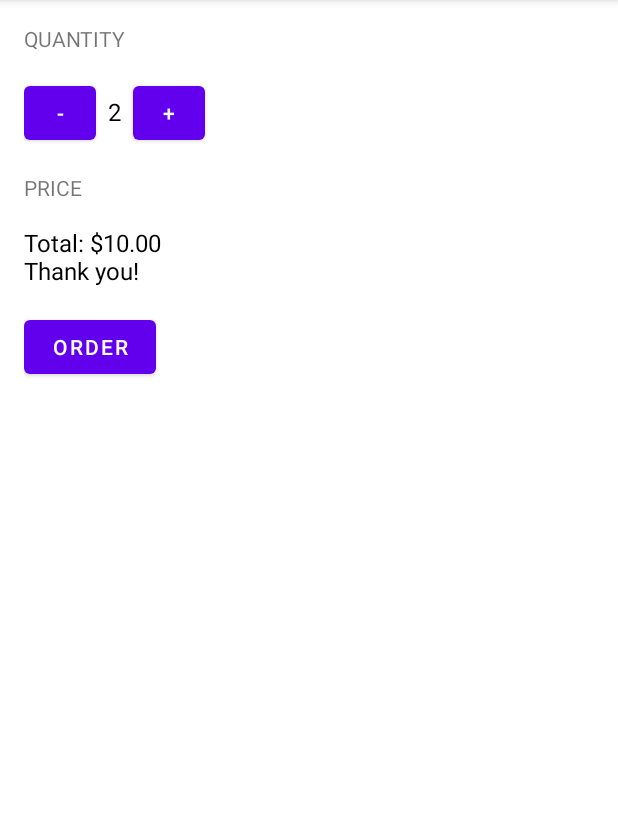
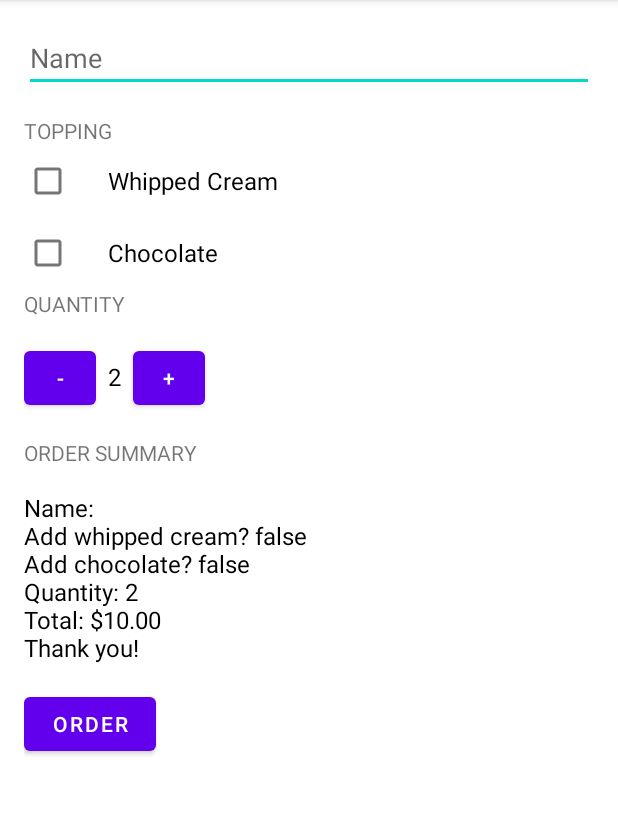
Before and after one commit to devkudasov/udacity_android_basics, an Android app: the screen it shows after launch (MainActivity), after a tap on "ORDER", on a phone screen of 412 x 824 dp, the part 84-899 px from its top. Run offline under Robolectric (Android 15) with nearby library versions, the phone set to English and light mode, and no system bars.

Commit message:
Toppings and Name input

```diff
--- a/JustJava/app/src/main/java/com/kudasov/dev/justjava/MainActivity.java
+++ b/JustJava/app/src/main/java/com/kudasov/dev/justjava/MainActivity.java
@@ -2,6 +2,8 @@ package com.kudasov.dev.justjava;
 
 import android.os.Bundle;
 import android.view.View;
+import android.widget.CheckBox;
+import android.widget.EditText;
 import android.widget.TextView;
 
 import androidx.appcompat.app.AppCompatActivity;
@@ -9,8 +11,11 @@ import androidx.appcompat.app.AppCompatActivity;
 import java.text.NumberFormat;
 
 public class MainActivity extends AppCompatActivity {
-    public int quantity = 2;
-    public final int PRICE = 5;
+    private final int PRICE = 5;
+    private final int CREAM_PRICE = 1;
+    private final int CHOCOLATE_PRICE = 2;
+
+    private int quantity = 2;
 
     @Override
     protected void onCreate(Bundle savedInstanceState) {
@@ -19,18 +24,39 @@ public class MainActivity extends AppCompatActivity {
     }
 
     public void submitOrder(View view) {
-        String price = NumberFormat.getCurrencyInstance().format(getPrice());
-        String orderMessage = "Total: " + price + "\nThank you!";
-        displayMessage(orderMessage);
+        displayMessage(createOrderSummary());
+    }
+
+    private String createOrderSummary() {
+        boolean hasCream = ((CheckBox) findViewById(R.id.whippedCreamCheckbox)).isChecked();
+        boolean hasChocolate = ((CheckBox) findViewById(R.id.chocolateCheckbox)).isChecked();
+
+        String message = "Name: " + ((EditText) findViewById(R.id.name)).getText();
+        message += "\nAdd whipped cream? " + hasCream;
+        message += "\nAdd chocolate? " + hasChocolate;
+        message += "\nQuantity: " + quantity;
+        message += "\nTotal: " + NumberFormat.getCurrencyInstance().format(getPrice(hasCream, hasChocolate));
+        message += "\nThank you!";
+
+        return message;
+    }
+
+    private int getPrice(boolean hasCream, boolean hasChocolate) {
+        int price = PRICE;
+
+        if (hasCream) {
+            price += CREAM_PRICE;
+        }
+        if (hasChocolate) {
+            price += CHOCOLATE_PRICE;
+        }
+
+        return price * quantity;
     }
 
     private void displayMessage(String message) {
-        TextView priceTextView = (TextView) findViewById(R.id.price_count);
+        TextView priceTextView = (TextView) findViewById(R.id.order_summary);
         priceTextView.setText(message);
-    }
-
-    private long getPrice() {
-        return (long) quantity * PRICE;
     }
 
     public void increment(View view) {
--- a/JustJava/app/src/main/res/layout/activity_main.xml
+++ b/JustJava/app/src/main/res/layout/activity_main.xml
@@ -1,49 +1,89 @@
 <?xml version="1.0" encoding="utf-8"?>
-<androidx.constraintlayout.widget.ConstraintLayout xmlns:android="http://schemas.android.com/apk/res/android"
-    xmlns:app="http://schemas.android.com/apk/res-auto"
+<ScrollView xmlns:android="http://schemas.android.com/apk/res/android"
     xmlns:tools="http://schemas.android.com/tools"
     android:layout_width="match_parent"
     android:layout_height="match_parent"
     android:padding="16dp"
     tools:context=".MainActivity">
 
+    <LinearLayout
+        android:layout_width="match_parent"
+        android:layout_height="wrap_content"
+        android:orientation="vertical">
+
+        <EditText
+            android:id="@+id/name"
+            android:layout_width="match_parent"
+            android:layout_height="wrap_content"
+            android:ems="10"
+            android:inputType="textCapWords"
+            android:hint="@string/name_placeholder" />
+
+        <TextView
+            android:id="@+id/toppingTitle"
+            android:layout_width="wrap_content"
+            android:layout_height="wrap_content"
+            android:text="@string/topping_title"
+            android:paddingTop="16dp"
+            android:textAllCaps="true" />
+
+
+        <CheckBox
+            android:id="@+id/whippedCreamCheckbox"
+            android:layout_width="wrap_content"
+            android:layout_height="wrap_content"
+            android:paddingStart="24dp"
+            android:paddingLeft="24dp"
+            android:paddingEnd="24dp"
+            android:paddingRight="24dp"
+            android:text="@string/whipped_cream_checkbox_title"
+            android:textSize="16sp" />
+
+        <CheckBox
+            android:id="@+id/chocolateCheckbox"
+            android:layout_width="wrap_content"
+            android:layout_height="wrap_content"
+            android:paddingStart="24dp"
+            android:paddingLeft="24dp"
+            android:paddingEnd="24dp"
+            android:paddingRight="24dp"
+            android:text="@string/chocolate_checkbox_title"
+            android:textSize="16sp" />
+
+
         <TextView
             android:id="@+id/quantity"
             android:layout_width="wrap_content"
             android:layout_height="wrap_content"
             android:text="@string/quantity_title"
-        android:textAllCaps="true"
-        app:layout_constraintLeft_toLeftOf="parent"
-        app:layout_constraintTop_toTopOf="parent" />
+            android:textAllCaps="true" />
 
         <LinearLayout
             android:id="@+id/quantity_container"
             android:layout_width="match_parent"
             android:layout_height="wrap_content"
-        android:paddingVertical="16dp"
-        app:layout_constraintLeft_toLeftOf="parent"
-        app:layout_constraintTop_toBottomOf="@id/quantity" >
+            android:paddingVertical="16dp">
 
             <Button
                 android:layout_width="48dp"
                 android:layout_height="48dp"
-            android:text="@string/decrement"
-            android:onClick="decrement"/>
+                android:onClick="decrement"
+                android:text="@string/decrement" />
 
             <TextView
                 android:id="@+id/quantity_count"
                 android:layout_width="wrap_content"
                 android:layout_height="wrap_content"
+                android:paddingHorizontal="8dp"
                 android:text="@string/quantity_default"
-            android:paddingHorizontal="8dp"
                 android:textColor="@color/black"
                 android:textSize="16sp" />
 
             <Button
                 android:layout_width="48dp"
                 android:layout_height="48dp"
-            android:text="@string/increment"
-            android:onClick="increment"/>
+                android:onClick="increment"
+                android:text="@string/increment" />
 
         </LinearLayout>
 
@@ -51,28 +91,24 @@
             android:id="@+id/price"
             android:layout_width="wrap_content"
             android:layout_height="wrap_content"
-        android:text="@string/price_title"
-        android:textAllCaps="true"
-        app:layout_constraintLeft_toLeftOf="parent"
-        app:layout_constraintTop_toBottomOf="@id/quantity_container" />
+            android:text="@string/order_summary_title"
+            android:textAllCaps="true" />
 
         <TextView
-        android:id="@+id/price_count"
+            android:id="@+id/order_summary"
             android:layout_width="wrap_content"
             android:layout_height="wrap_content"
             android:paddingVertical="16dp"
-        android:text="@string/price_default"
+            android:text="@string/order_summary_default"
             android:textColor="@color/black"
-        android:textSize="16sp"
-        app:layout_constraintLeft_toLeftOf="parent"
-        app:layout_constraintTop_toBottomOf="@id/price" />
+            android:textSize="16sp" />
 
         <Button
             android:layout_width="wrap_content"
             android:layout_height="wrap_content"
             android:onClick="submitOrder"
-        android:text="@string/button_text"
-        app:layout_constraintLeft_toLeftOf="parent"
-        app:layout_constraintTop_toBottomOf="@id/price_count" />
+            android:text="@string/button_text" />
 
-</androidx.constraintlayout.widget.ConstraintLayout>
+    </LinearLayout>
+
+</ScrollView>
--- a/JustJava/app/src/main/res/values/strings.xml
+++ b/JustJava/app/src/main/res/values/strings.xml
@@ -1,12 +1,15 @@
 <resources>
     <string name="app_name">Just Java</string>
+    <string name="topping_title">Topping</string>
+    <string name="whipped_cream_checkbox_title">Whipped Cream</string>
+    <string name="chocolate_checkbox_title">Chocolate</string>
     <string name="quantity_title">Quantity</string>
     <string name="quantity_default">2</string>
     <string name="quantity">%1$d</string>
     <string name="button_text">Order</string>
-    <string name="price_title">Price</string>
-    <string name="price_default">0</string>
-    <string name="price">%1$d</string>
+    <string name="order_summary_title">Order Summary</string>
+    <string name="order_summary_default">Please select quantity of cups and press order button</string>
     <string name="increment">+</string>
     <string name="decrement">-</string>
+    <string name="name_placeholder">Name</string>
 </resources>
```
Lines whose indentation alone changed are shown as unchanged.
